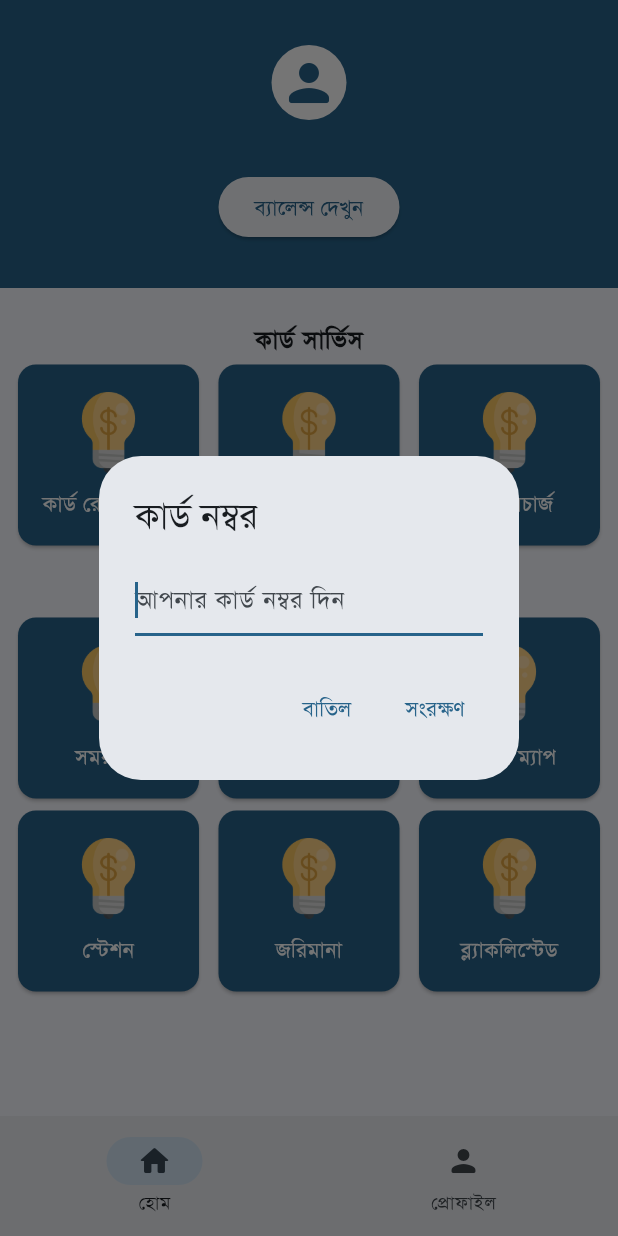
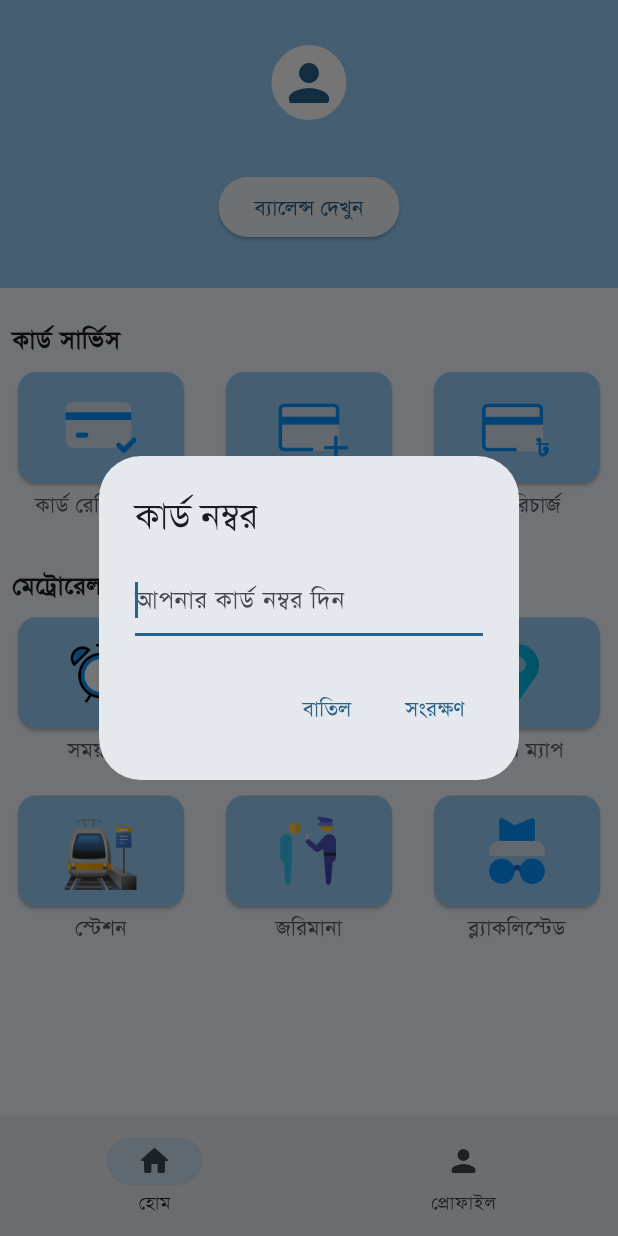
Before and after one commit to avizitRX/Rapid-Pass, a Flutter app: the screen it shows after launch, after a tap on "ব্যালেন্স দেখুন", on a phone screen of 412 x 824 dp. Run offline on Flutter 3.47's test engine with Material 3 defaults, Android fonts, the phone set to English and light mode, and no system bars; our stand-ins replace connectivity_plus, shared_preferences; missing offline and left inert: web_scraper.

Commit message:
feat: icons & internet connection check

```diff
--- a/lib/components/categories_section.dart
+++ b/lib/components/categories_section.dart
@@ -14,6 +14,7 @@ class CategoriesSection extends StatelessWidget {
           return Container(
             margin: const EdgeInsets.all(8),
             child: Column(
+              crossAxisAlignment: CrossAxisAlignment.start,
               children: [
                 Text(
                   category.name,
@@ -21,27 +22,36 @@ class CategoriesSection extends StatelessWidget {
                         fontWeight: FontWeight.bold,
                       ),
                 ),
+
+                const SizedBox(
+                  height: 5,
+                ),
+
                 // Sub Category
                 GridView.builder(
                   gridDelegate: const SliverGridDelegateWithFixedCrossAxisCount(
                     crossAxisCount: 3,
-                    crossAxisSpacing: 5,
+                    crossAxisSpacing: 20,
                     mainAxisSpacing: 0,
                   ),
                   shrinkWrap: true,
-                  // physics: const NeverScrollableScrollPhysics(),
+                  physics: const NeverScrollableScrollPhysics(),
                   itemCount: category.subcategories.length,
                   itemBuilder: (context, subIndex) {
                     final subcategory = category.subcategories[subIndex];
                     return GestureDetector(
-                      onTap: () {
-                        print('Tapped');
-                      },
-                      child: Card(
-                        color: Theme.of(context).colorScheme.primary,
+                      onTap: () {},
+                      child: Column(
+                        children: [
+                          Card(
+                            color:
+                                Theme.of(context).colorScheme.primaryFixedDim,
                             child: Column(
                               mainAxisAlignment: MainAxisAlignment.center,
                               children: [
+                                const SizedBox(
+                                  height: 10,
+                                ),
                                 Container(
                                   width: double.infinity,
                                   height: 54,
@@ -55,15 +65,17 @@ class CategoriesSection extends StatelessWidget {
                                 const SizedBox(
                                   height: 10,
                                 ),
+                              ],
+                            ),
+                          ),
                           Text(
                             subcategory.name,
                             textAlign: TextAlign.center,
                             style: TextStyle(
-                                color: Theme.of(context).colorScheme.onPrimary,
+                              color: Theme.of(context).colorScheme.secondary,
                             ),
                           ),
                         ],
-                        ),
                       ),
                     );
                   },
--- a/lib/models/categories.dart
+++ b/lib/models/categories.dart
@@ -20,17 +20,17 @@ List<Category> categories = [
     subcategories: [
       Category(
         name: 'কার্ড রেজিস্ট্রেশন',
-        icon: "assets/images/category/category.png",
+        icon: "assets/images/category/card_registration.png",
         url: '',
       ),
       Category(
         name: 'কার্ড যোগ',
-        icon: "assets/images/category/category.png",
+        icon: "assets/images/category/card_add.png",
         url: '',
       ),
       Category(
         name: 'কার্ড রিচার্জ',
-        icon: "assets/images/category/category.png",
+        icon: "assets/images/category/card_recharge.png",
         url: '',
       ),
     ],
@@ -42,32 +42,32 @@ List<Category> categories = [
     subcategories: [
       Category(
         name: 'সময়সূচি',
-        icon: "assets/images/category/category.png",
+        icon: "assets/images/category/timetable.png",
         url: '',
       ),
       Category(
         name: 'ভাড়া তালিকা',
-        icon: "assets/images/category/category.png",
+        icon: "assets/images/category/fare_chart.png",
         url: '',
       ),
       Category(
         name: 'ভাড়ার ম্যাপ',
-        icon: "assets/images/category/category.png",
+        icon: "assets/images/category/fare_map.png",
         url: '',
       ),
       Category(
         name: 'স্টেশন',
-        icon: "assets/images/category/category.png",
+        icon: "assets/images/category/station.png",
         url: '',
       ),
       Category(
         name: 'জরিমানা',
-        icon: "assets/images/category/category.png",
+        icon: "assets/images/category/fine.png",
         url: '',
       ),
       Category(
         name: 'ব্ল্যাকলিস্টেড',
-        icon: "assets/images/category/category.png",
+        icon: "assets/images/category/blacklisted.png",
         url: '',
       ),
     ],
--- a/lib/services/information_api.dart
+++ b/lib/services/information_api.dart
@@ -1,3 +1,4 @@
+import 'package:flutter/material.dart';
 import 'package:shared_preferences/shared_preferences.dart';
 import 'package:http/http.dart' as http;
 import 'package:web_scraper/web_scraper.dart';
@@ -51,10 +52,12 @@ class InformationApi {
           }
         }
       } else {
-        print('Failed to send request. Status code: ${response.statusCode}');
+        debugPrint(response.statusCode.toString());
+        return "Failed!";
       }
     } catch (e) {
-      print(e);
+      debugPrint(e.toString());
+      return "Failed!";
     }
     return "Error";
   }
--- a/lib/views/homepage.dart
+++ b/lib/views/homepage.dart
@@ -1,3 +1,4 @@
+import 'package:connectivity_plus/connectivity_plus.dart';
 import 'package:flutter/material.dart';
 import 'package:rapid_pass/components/categories_section.dart';
 import 'package:rapid_pass/services/information_api.dart';
@@ -45,8 +46,8 @@ class _HomepageState extends State<Homepage> {
               // Header Balance Check Area
               child: Container(
                 padding: const EdgeInsets.symmetric(vertical: 30),
-                decoration:
-                    BoxDecoration(color: Theme.of(context).colorScheme.primary),
+                decoration: BoxDecoration(
+                    color: Theme.of(context).colorScheme.primaryFixedDim),
                 child: Column(
                   children: [
                     Container(
@@ -81,6 +82,32 @@ class _HomepageState extends State<Homepage> {
                       onPressed: () async {
                         final SharedPreferences prefs =
                             await SharedPreferences.getInstance();
+                        final List<ConnectivityResult> connectivityResult =
+                            await (Connectivity().checkConnectivity());
+
+                        // Internet Connection Check
+                        if (connectivityResult
+                            .contains(ConnectivityResult.none)) {
+                          showDialog<String>(
+                            context: context,
+                            builder: (BuildContext context) => AlertDialog(
+                              content: Text(
+                                'দয়া করে ইন্টারনেট সংযোগ দিন!',
+                                style: Theme.of(context).textTheme.bodyLarge,
+                              ),
+                              actions: <Widget>[
+                                TextButton(
+                                  onPressed: () {
+                                    Navigator.pop(context, 'OK');
+                                    const Homepage().cardNumberController.text =
+                                        '';
+                                  },
+                                  child: const Text('আচ্ছা'),
+                                ),
+                              ],
+                            ),
+                          );
+                        } else {
                           if (prefs.getString('cardNumber') != null) {
                             setState(() {
                               isLoading = true;
@@ -90,13 +117,40 @@ class _HomepageState extends State<Homepage> {
                             String fetchedBalance =
                                 await InformationApi().fetchBalance();
 
+                            if (fetchedBalance == "Failed") {
+                              showDialog<String>(
+                                context: context,
+                                builder: (BuildContext context) => AlertDialog(
+                                  content: Text(
+                                    'Operation Failed!',
+                                    style:
+                                        Theme.of(context).textTheme.bodyLarge,
+                                  ),
+                                  actions: <Widget>[
+                                    TextButton(
+                                      onPressed: () {
+                                        Navigator.pop(context, 'OK');
+                                      },
+                                      child: const Text('আচ্ছা'),
+                                    ),
+                                  ],
+                                ),
+                              );
+
+                              setState(() {
+                                isLoading = false;
+                                buttonText = 'ব্যালেন্স দেখুন';
+                              });
+                            }
+
                             if (fetchedBalance == "Error") {
                               showDialog<String>(
                                 context: context,
                                 builder: (BuildContext context) => AlertDialog(
                                   content: Text(
                                     'আপনি ভুল কার্ড নম্বর দিয়েছেন!',
-                                  style: Theme.of(context).textTheme.bodyLarge,
+                                    style:
+                                        Theme.of(context).textTheme.bodyLarge,
                                   ),
                                   actions: <Widget>[
                                     TextButton(
@@ -149,7 +203,8 @@ class _HomepageState extends State<Homepage> {
                                   ),
                                   TextButton(
                                     onPressed: () async {
-                                    if (cardNumberController.text.isNotEmpty) {
+                                      if (cardNumberController
+                                          .text.isNotEmpty) {
                                         await prefs.setString('cardNumber',
                                             cardNumberController.text);
                                         Navigator.pop(context, 'Cancel');
@@ -172,7 +227,8 @@ class _HomepageState extends State<Homepage> {
                                               TextButton(
                                                 onPressed: () {
                                                   Navigator.pop(context, 'OK');
-                                                cardNumberController.text = '';
+                                                  cardNumberController.text =
+                                                      '';
                                                 },
                                                 child: const Text('আচ্ছা'),
                                               ),
@@ -187,6 +243,7 @@ class _HomepageState extends State<Homepage> {
                                 ],
                               ),
                             );
+                          }
                         }
                       },
                       child: isLoading
--- a/pubspec.yaml
+++ b/pubspec.yaml
@@ -38,6 +38,7 @@ dependencies:
   shared_preferences: ^2.2.3
   html: ^0.15.4
   web_scraper: ^0.1.4
+  connectivity_plus: ^6.0.3
 
 dev_dependencies:
   flutter_test:
```
Also changed, not shown: assets/images/category/blacklisted.png (added), assets/images/category/card_add.png (added), assets/images/category/card_recharge.png (added), assets/images/category/card_registration.png (added), assets/images/category/fare_chart.png (added), assets/images/category/fare_map.png (added), assets/images/category/fine.png (added), assets/images/category/station.png (added), assets/images/category/timetable.png (added), pubspec.lock, 3 other files. Lines whose indentation alone changed are shown as unchanged.
